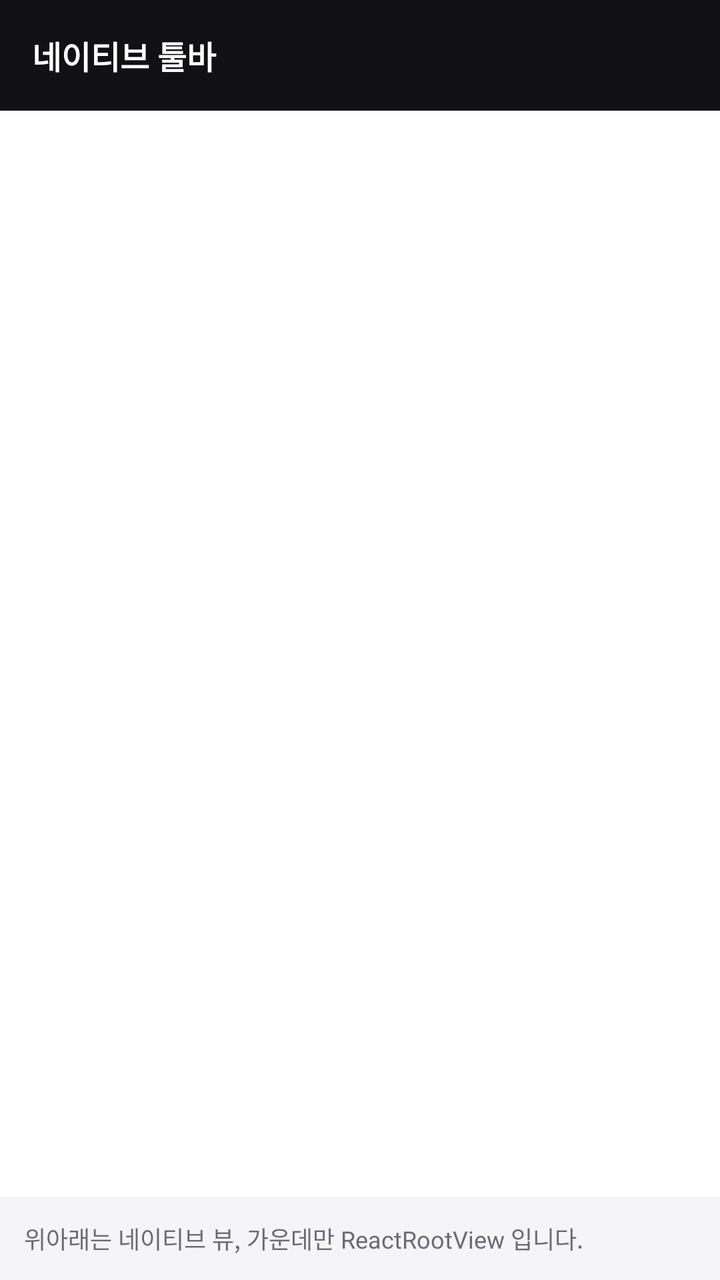
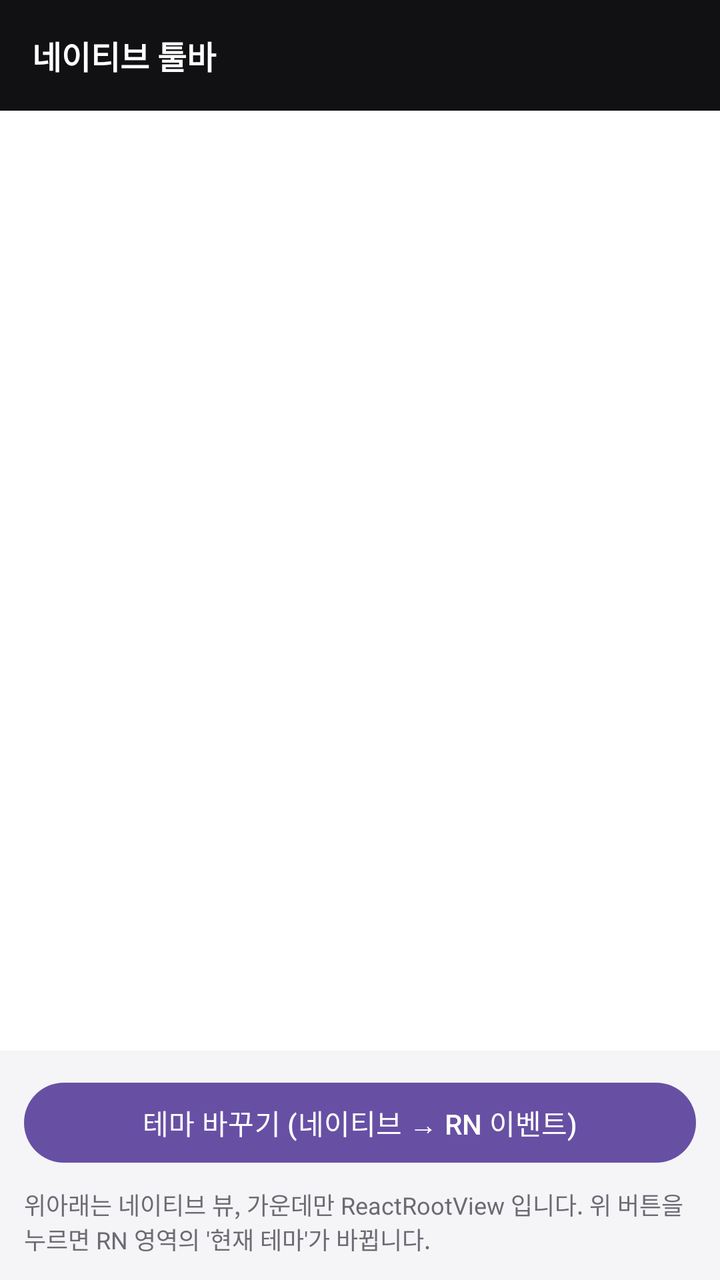

Two renders of the same Android screen: before a commit and after it. Below are the layout's source before the change and the commit's diff.
<!-- AndroidManifest.xml: application theme Theme.BrownfieldHost -->
<!-- res/layout/activity_embedded.xml -->
<?xml version="1.0" encoding="utf-8"?>
<LinearLayout xmlns:android="http://schemas.android.com/apk/res/android"
    android:layout_width="match_parent"
    android:layout_height="match_parent"
    android:background="#FFFFFF"
    android:orientation="vertical">

    <TextView
        android:layout_width="match_parent"
        android:layout_height="wrap_content"
        android:background="#111114"
        android:padding="16dp"
        android:text="@string/embedded_toolbar"
        android:textColor="#FFFFFF"
        android:textSize="16sp"
        android:textStyle="bold" />

    <FrameLayout
        android:id="@+id/rn_container"
        android:layout_width="match_parent"
        android:layout_height="0dp"
        android:layout_weight="1" />

    <TextView
        android:layout_width="match_parent"
        android:layout_height="wrap_content"
        android:background="#F5F5F7"
        android:padding="12dp"
        android:text="@string/embedded_footer"
        android:textColor="#6B6B74"
        android:textSize="12sp" />

</LinearLayout>
<!-- resources referenced by this layout -->
<resources>
  <string name="embedded_footer">위아래는 네이티브 뷰, 가운데만 ReactRootView 입니다.</string>
  <string name="embedded_toolbar">네이티브 툴바</string>
  <style name="Theme.BrownfieldHost" parent="Theme.Material3.DayNight.NoActionBar">
          <item name="android:statusBarColor" tools:targetApi="l">#111114</item>
      </style>
</resources>

<!-- the commit's change to res/layout/activity_embedded.xml (unified diff, before → after) -->
@@ -21,13 +21,28 @@
         android:layout_height="0dp"
         android:layout_weight="1" />
 
-    <TextView
+    
+    <LinearLayout
         android:layout_width="match_parent"
         android:layout_height="wrap_content"
         android:background="#F5F5F7"
-        android:padding="12dp"
-        android:text="@string/embedded_footer"
-        android:textColor="#6B6B74"
-        android:textSize="12sp" />
+        android:orientation="vertical"
+        android:padding="12dp">
+
+        <Button
+            android:id="@+id/embedded_change_theme"
+            android:layout_width="match_parent"
+            android:layout_height="wrap_content"
+            android:text="@string/change_theme" />
+
+        <TextView
+            android:layout_width="match_parent"
+            android:layout_height="wrap_content"
+            android:layout_marginTop="8dp"
+            android:text="@string/embedded_footer"
+            android:textColor="#6B6B74"
+            android:textSize="12sp" />
+
+    </LinearLayout>
 
 </LinearLayout>
<!-- resource entries referenced after the edit -->
@@ -1,6 +1,7 @@
 <!-- resources referenced by this layout -->
 <resources>
-  <string name="embedded_footer">위아래는 네이티브 뷰, 가운데만 ReactRootView 입니다.</string>
+  <string name="change_theme">테마 바꾸기 (네이티브 → RN 이벤트)</string>
+  <string name="embedded_footer">위아래는 네이티브 뷰, 가운데만 ReactRootView 입니다. 위 버튼을 누르면 RN 영역의 \'현재 테마\'가 바뀝니다.</string>
   <string name="embedded_toolbar">네이티브 툴바</string>
   <style name="Theme.BrownfieldHost" parent="Theme.Material3.DayNight.NoActionBar">
           <item name="android:statusBarColor" tools:targetApi="l">#111114</item>
